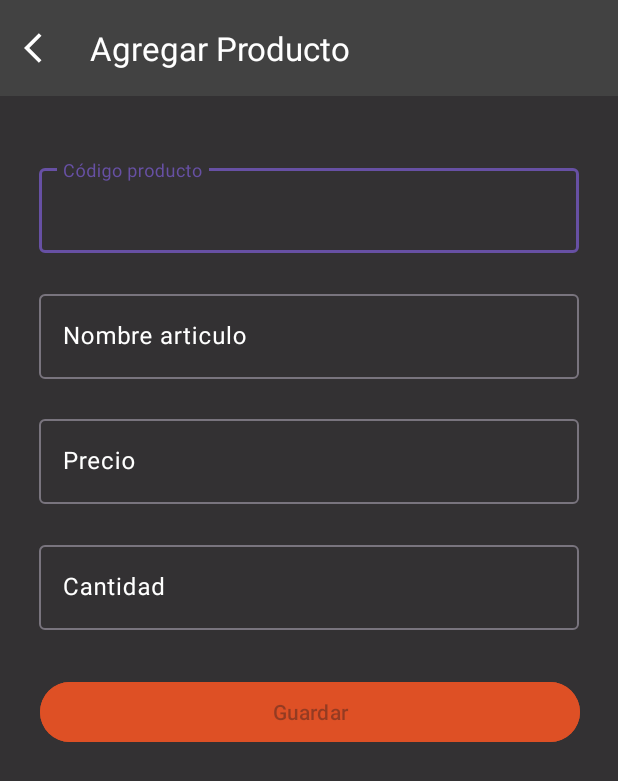
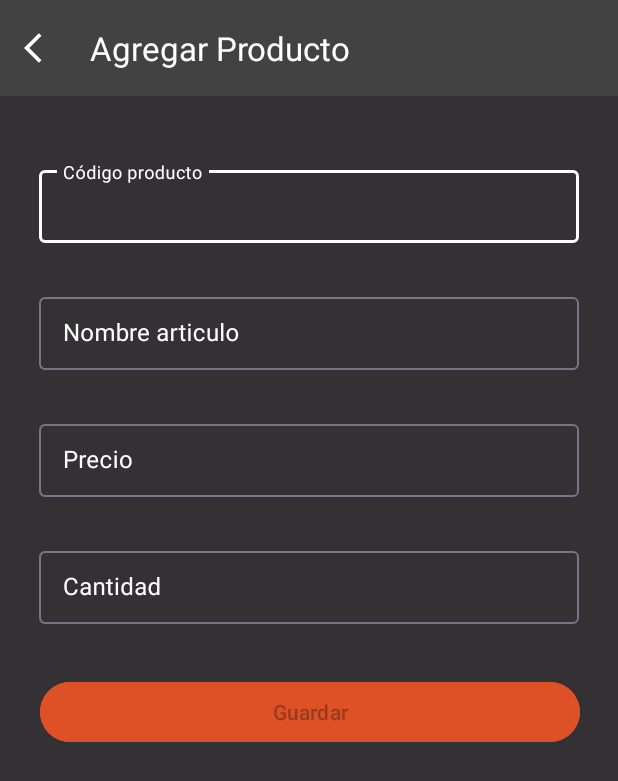
Before and after one commit to DSMovil/equipo3inventory, an Android app: the Agregar screen opened directly, with no data from a screen before it, on a phone screen of 412 x 824 dp. Shown: the top 781 px of the screen. Run offline under Robolectric (Android 15) with nearby library versions, the phone set to English and light mode, and no system bars.

Commit message:
completada estilizacion de campos en agregar productos

```diff
--- a/app/src/main/res/layout/activity_agregar.xml
+++ b/app/src/main/res/layout/activity_agregar.xml
@@ -31,12 +31,14 @@
     <!-- campo codigo -->
     <com.google.android.material.textfield.TextInputLayout
         android:id="@+id/codigoLayout"
+        style="@style/LoginTextInputLayoutStyle"
         android:layout_width="360dp"
         android:layout_height="wrap_content"
         android:layout_marginStart="32dp"
         android:layout_marginEnd="32dp"
         android:hint="Código producto"
         android:textColorHint="@color/white"
+        app:hintTextColor="@color/white"
         app:layout_constraintBottom_toBottomOf="parent"
         app:layout_constraintEnd_toEndOf="parent"
         app:layout_constraintStart_toStartOf="parent"
@@ -55,12 +57,14 @@
     <!-- campo articulo -->
     <com.google.android.material.textfield.TextInputLayout
         android:id="@+id/articuloLayout"
+        style="@style/LoginTextInputLayoutStyle"
         android:layout_width="360dp"
         android:layout_height="wrap_content"
         android:layout_marginStart="32dp"
         android:layout_marginEnd="32dp"
         android:hint="Nombre articulo"
         android:textColorHint="@color/white"
+        app:hintTextColor="@color/white"
         app:layout_constraintBottom_toBottomOf="parent"
         app:layout_constraintEnd_toEndOf="parent"
         app:layout_constraintStart_toStartOf="parent"
@@ -79,12 +83,14 @@
     <!-- campo precio -->
     <com.google.android.material.textfield.TextInputLayout
         android:id="@+id/precioLayout"
+        style="@style/LoginTextInputLayoutStyle"
         android:layout_width="360dp"
         android:layout_height="wrap_content"
         android:layout_marginStart="32dp"
         android:layout_marginEnd="32dp"
         android:hint="Precio"
         android:textColorHint="@color/white"
+        app:hintTextColor="@color/white"
         app:layout_constraintBottom_toBottomOf="parent"
         app:layout_constraintEnd_toEndOf="parent"
         app:layout_constraintStart_toStartOf="parent"
@@ -103,11 +109,13 @@
     <!-- campo cantidad -->
     <com.google.android.material.textfield.TextInputLayout
         android:id="@+id/cantidadLayout"
+        style="@style/LoginTextInputLayoutStyle"
         android:layout_width="360dp"
         android:layout_height="wrap_content"
         android:layout_marginStart="32dp"
         android:layout_marginEnd="32dp"
         android:hint="Cantidad"
+        app:hintTextColor="@color/white"
         android:textColorHint="@color/white"
         app:layout_constraintBottom_toBottomOf="parent"
         app:layout_constraintEnd_toEndOf="parent"
--- a/app/src/main/res/layout/activity_login.xml
+++ b/app/src/main/res/layout/activity_login.xml
@@ -56,15 +56,16 @@
     <!-- campo email -->
     <com.google.android.material.textfield.TextInputLayout
         android:id="@+id/emailLayout"
+        style="@style/LoginTextInputLayoutStyle"
         android:layout_width="360dp"
         android:layout_height="wrap_content"
         android:layout_marginStart="32dp"
         android:layout_marginEnd="32dp"
         android:hint="Email"
         android:textColorHint="@color/white"
+        app:hintTextColor="@color/white"
         app:endIconMode="clear_text"
         app:endIconTint="@color/white"
-        app:hintTextColor="@color/white"
         app:layout_constraintBottom_toBottomOf="parent"
         app:layout_constraintEnd_toEndOf="parent"
         app:layout_constraintStart_toStartOf="parent"
@@ -83,12 +84,13 @@
     <!-- campo password -->
     <com.google.android.material.textfield.TextInputLayout
         android:id="@+id/passLayout"
+        style="@style/LoginTextInputLayoutStyle"
+        android:textColorHint="@color/white"
         android:layout_width="360dp"
         android:layout_height="wrap_content"
         android:layout_marginStart="32dp"
         android:layout_marginEnd="32dp"
         android:hint="Password"
-        android:textColorHint="@color/white"
         app:counterEnabled="true"
         app:counterMaxLength="10"
         app:endIconMode="password_toggle"
--- a/app/src/main/res/values/colors.xml
+++ b/app/src/main/res/values/colors.xml
@@ -1,5 +1,5 @@
 <?xml version="1.0" encoding="utf-8"?>
-<resources>
+<resources xmlns:tools="http://schemas.android.com/tools">
     <color name="black">#CC000000</color>
     <color name="white">#FFFFFFFF</color>
     <color name="orange">#DE5025</color>
@@ -7,5 +7,7 @@
     <color name="darkgray">#424242</color>
     <color name="transparent">#009EA1A1</color>
     <color name="red">#FF3333</color>
+    <color name="mtrl_textinput_default_box_stroke_color" tools:override="true">#79747E</color>
+
 
 </resources>
--- a/app/src/main/res/values/themes.xml
+++ b/app/src/main/res/values/themes.xml
@@ -5,5 +5,10 @@
         <!-- <item name="colorPrimary">@color/my_light_primary</item> -->
     </style>
 
+    <style name="LoginTextInputLayoutStyle" parent="Widget.MaterialComponents.TextInputLayout.OutlinedBox.Dense">
+        <item name="boxStrokeColor">#FFFFFF</item>
+        <item name="boxStrokeWidth">1dp</item>
+    </style>
+
     <style name="Theme.InventoryApp" parent="Base.Theme.InventoryApp" />
 </resources>
```
Also changed, not shown: app/src/main/res/layout/activity_main.xml (+3 -6 lines), app/src/main/res/layout/agregarlayoutbase.xml (renamed from app/src/main/res/layout/layout_agregar.xml, +6 -1 lines).
